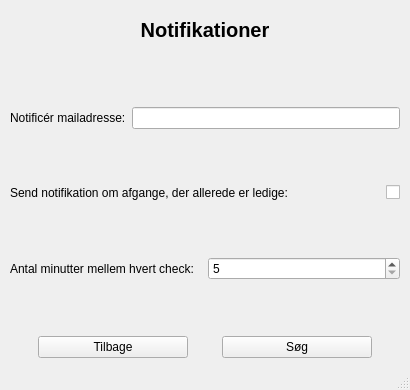
The window that MainWindow.ui (Cyanisk/KombardoPinger) describes before a commit, drawn with Qt 5.
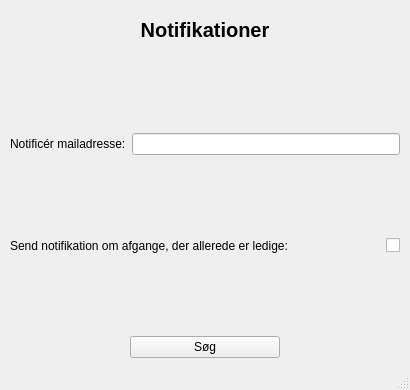
The same window after the commit. The open tabs and pages were chosen to show the change.

Commit message: Remove unnecessary functionality. Send mail about departures already available

What changed in the file:
```diff
--- a/MainWindow.ui
+++ b/MainWindow.ui
@@ -884,43 +884,6 @@
             </item>
            </layout>
           </item>
-          <item>
-           <spacer name="verticalSpacer_18">
-            <property name="orientation">
-             <enum>Qt::Vertical</enum>
-            </property>
-            <property name="sizeHint" stdset="0">
-             <size>
-              <width>20</width>
-              <height>40</height>
-             </size>
-            </property>
-           </spacer>
-          </item>
-          <item>
-           <layout class="QHBoxLayout" name="horizontalLayout_18">
-            <item>
-             <widget class="QLabel" name="label_22">
-              <property name="text">
-               <string>Antal minutter mellem hvert check:</string>
-              </property>
-             </widget>
-            </item>
-            <item>
-             <widget class="QSpinBox" name="spinBox_minutes">
-              <property name="minimum">
-               <number>5</number>
-              </property>
-              <property name="maximum">
-               <number>60</number>
-              </property>
-              <property name="singleStep">
-               <number>5</number>
-              </property>
-             </widget>
-            </item>
-           </layout>
-          </item>
           <item>
            <spacer name="verticalSpacer_19">
             <property name="orientation">
@@ -938,19 +901,6 @@
         </item>
         <item>
          <layout class="QHBoxLayout" name="horizontalLayout_15">
-          <item>
-           <widget class="QPushButton" name="pushButton_notiprev">
-            <property name="maximumSize">
-             <size>
-              <width>150</width>
-              <height>16777215</height>
-             </size>
-            </property>
-            <property name="text">
-             <string>Tilbage</string>
-            </property>
-           </widget>
-          </item>
           <item>
            <widget class="QPushButton" name="pushButton_search">
             <property name="maximumSize">
```
Left out of the diff: 7 changed lines with no effect on the pictures. The commit also changes 2 other files.
